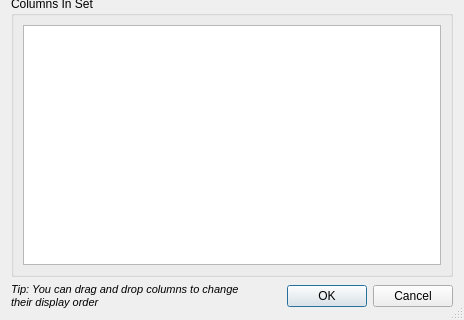
Qt form ui/viewcolumnsetdialog.ui (Dwarf-Therapist/Dwarf-Therapist) before a commit; both pictures show x 0 to 464 and y 140 to 460 of the 464 by 460 pixel window.
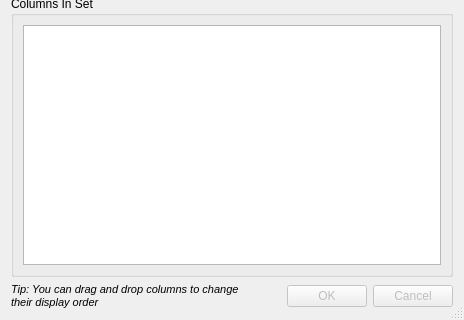
The same form after that commit. Icons and pictures are not drawn. Custom widgets are drawn as their Qt base class.

What changed in the file:
```diff
--- a/ui/viewcolumnsetdialog.ui
+++ b/ui/viewcolumnsetdialog.ui
@@ -180,6 +180,9 @@
      </item>
      <item>
       <widget class="QDialogButtonBox" name="buttonBox">
+       <property name="enabled">
+        <bool>false</bool>
+       </property>
        <property name="orientation">
         <enum>Qt::Horizontal</enum>
        </property>
```
